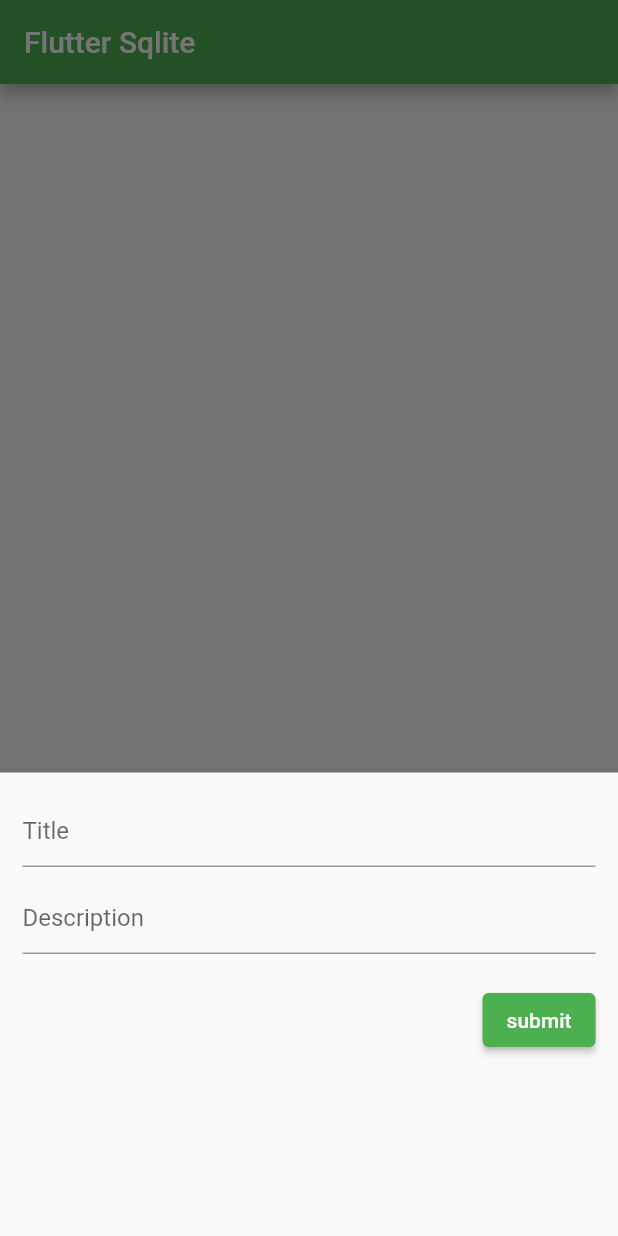
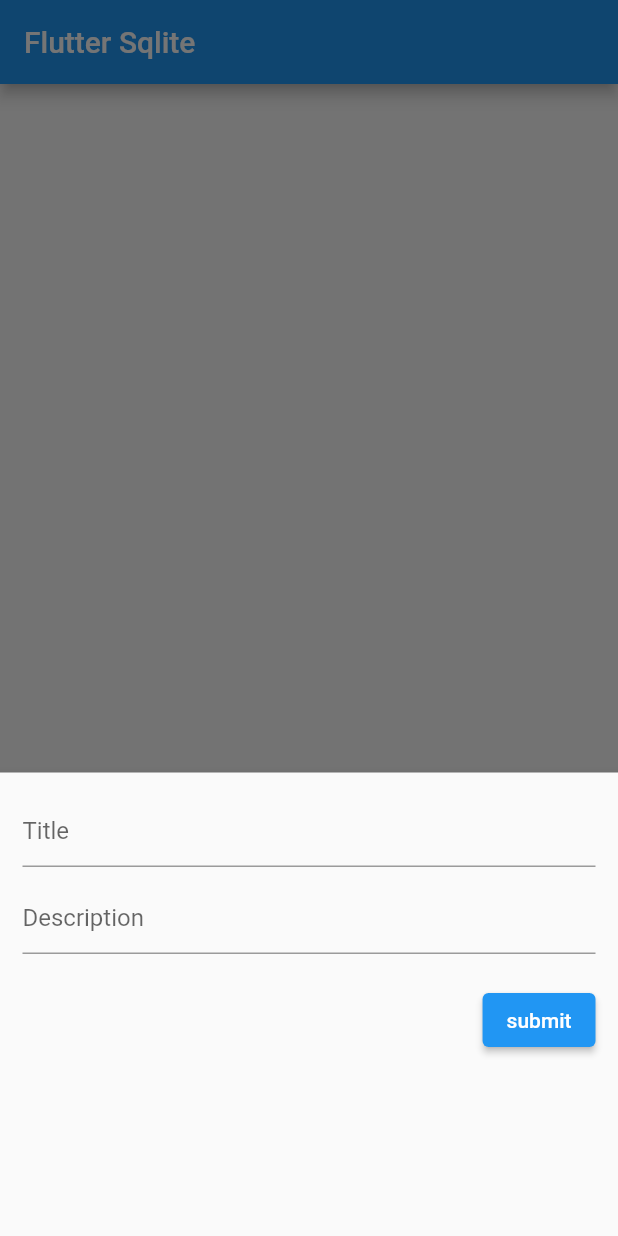
Before and after one commit to RegisSalesRA/flutter_sqflite, a Flutter app: the screen it shows after launch, after a tap on the "add" icon, on a phone screen of 412 x 824 dp. Run offline on Flutter 3.47's test engine with Material 2 defaults, Android fonts, the phone set to English and light mode, and no system bars; our stand-ins replace sqflite; accounts and stored records are empty.

```diff
--- a/lib/data/database.dart
+++ b/lib/data/database.dart
@@ -15,17 +15,6 @@ class DataBaseFlutterSqlite {
     }
   }
 
-  _onCreate(Database db, int version) async {
-    await db.execute('''
-          CREATE TABLE musicas (
-            id INTEGER PRIMARY KEY AUTOINCREMENT,
-           titulo VARCHAR,
-         descricao TEXT,
-        data DATETIME
-          )
-          ''');
-  }
-
   inicializarDB() async {
     final caminhoBancoDados = await getDatabasesPath();
     final localBancoDados = join(caminhoBancoDados, "banco_minhas_musicas.db");
@@ -34,4 +23,24 @@ class DataBaseFlutterSqlite {
         await openDatabase(localBancoDados, version: 1, onCreate: _onCreate);
     return db;
   }
+
+  _onCreate(Database db, int version) async {
+    await db.execute('''
+          CREATE TABLE musicas (
+            id INTEGER PRIMARY KEY AUTOINCREMENT,
+            titulo VARCHAR,
+            descricao TEXT,
+            data DATETIME,
+            FK_musicas_category INT,
+            FOREIGN KEY (FK_musicas_category) REFERENCES category (categoryId)
+          )
+          ''');
+
+    await db.execute('''
+          CREATE TABLE category (
+            categoryId INTEGER PRIMARY KEY AUTOINCREMENT,
+            categoryName STRING NOT NULL
+          )
+          ''');
+  }
 }
--- a/lib/data/music_operation.dart
+++ b/lib/data/music_operation.dart
@@ -6,7 +6,7 @@ class MusicOperation {
 
   salvarMusica(Musica musica) async {
     var bancoDados = await dbMusicas.inicializarDB();
-    int resultado = await bancoDados.insert("musicas", musica.toMap());
+    int resultado = await bancoDados.insert("musicas", musica.toJson());
     return resultado;
   }
 
@@ -19,7 +19,7 @@ class MusicOperation {
 
   Future<int> atualizarMusica(Musica musica) async {
     var bancoDados = await dbMusicas.inicializarDB();
-    return await bancoDados.update("musicas", musica.toMap(),
+    return await bancoDados.update("musicas", musica.toJson(),
         where: "id = ?", whereArgs: [musica.id]);
   }
 
--- a/lib/main.dart
+++ b/lib/main.dart
@@ -1,6 +1,5 @@
 import 'package:flutter/material.dart';
 import 'package:flutter_sqlite/screens/home.dart';
-
 
 void main() {
   runApp(const MyApp());
@@ -12,11 +11,6 @@ class MyApp extends StatelessWidget {
   @override
   Widget build(BuildContext context) {
     return MaterialApp(
-        // Remove the debug banner
-        debugShowCheckedModeBanner: false,
-        theme: ThemeData(
-          primarySwatch: Colors.green,
-        ),
-        home: const HomePage());
+        debugShowCheckedModeBanner: false, home: const HomePage());
   }
 }
--- a/lib/screens/home.dart
+++ b/lib/screens/home.dart
@@ -75,9 +75,10 @@ class HomePageState extends State<HomePage> {
                       } else {
                         try {
                           Musica musica = Musica(
-                              _titleController,
-                              _descriptionController,
-                              DateTime.now().toString());
+                            _titleController,
+                            _descriptionController,
+                            DateTime.now().toString(),
+                          );
 
                           await db.salvarMusica(musica);
                           Navigator.of(context).pushAndRemoveUntil(
@@ -101,7 +102,7 @@ class HomePageState extends State<HomePage> {
 
     List<Musica> listaTemporaria = [];
     for (var item in musicasRecuperadas) {
-      Musica musica = Musica.fromMap(item);
+      Musica musica = Musica.fromJson(item);
       listaTemporaria.add(musica);
     }
 
@@ -136,7 +137,7 @@ class HomePageState extends State<HomePage> {
               itemBuilder: (context, index) {
                 final musica = _musicas[index];
                 return Card(
-                    color: Colors.greenAccent,
+                    color: Color.fromRGBO(105, 240, 174, 1),
                     margin: const EdgeInsets.all(15),
                     child: ListTile(
                         title: Text(_musicas[index].titulo.toString()),
--- a/pubspec.yaml
+++ b/pubspec.yaml
@@ -18,7 +18,7 @@ publish_to: 'none' # Remove this line if you wish to publish to pub.dev
 version: 1.0.0+1
 
 environment:
-  sdk: ">=2.17.1 <3.0.0"
+  sdk: ">=2.16.2 <3.0.0"
 
 # Dependencies specify other packages that your package needs in order to work.
 # To automatically upgrade your package dependencies to the latest versions
@@ -47,7 +47,7 @@ dev_dependencies:
   # activated in the `analysis_options.yaml` file located at the root of your
   # package. See that file for information about deactivating specific lint
   # rules and activating additional ones.
-  flutter_lints: ^2.0.0
+
 
 # For information on the generic Dart part of this file, see the
 # following page: https://dart.dev/tools/pub/pubspec
```
Also changed, not shown: lib/css/colors.dart (added, +7 -0 lines), lib/data/category_operation.dart (added, +25 -0 lines), lib/model/category.dart (added, +21 -0 lines), lib/model/musica.dart (+5 -33 lines), pubspec.lock, 1 other file.
